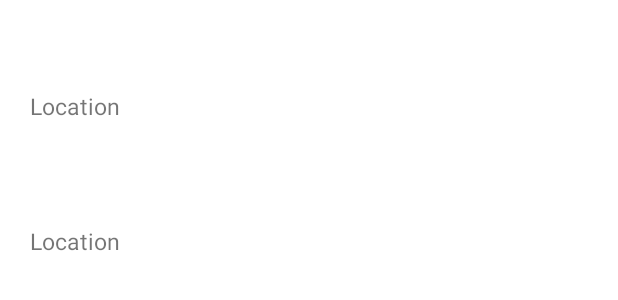
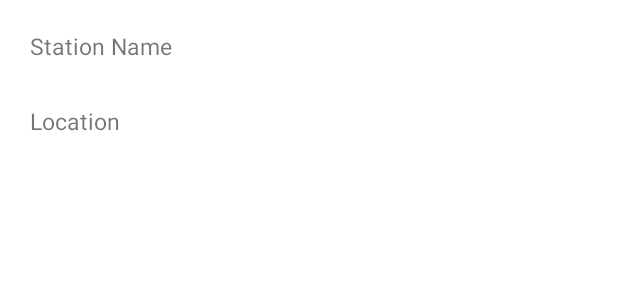
Before and after one commit to Agasthi98/StationAppFrontend, an Android app: the layout shed_list_view.xml on its own in the app's theme, with its tools: preview values and no code run, on a phone screen of 412 x 824 dp. Shown: the top 300 px of the screen. Run offline under Robolectric (Android 15) with nearby library versions, the phone set to English and light mode, and no system bars.

Commit message:
petrol list intent complete

```diff
--- a/app/src/main/AndroidManifest.xml
+++ b/app/src/main/AndroidManifest.xml
@@ -15,6 +15,9 @@
         android:supportsRtl="true"
         android:theme="@style/Theme.FuelApp"
         android:usesCleartextTraffic="true">
+        <activity
+            android:name=".PreHome"
+            android:exported="false" />
         <activity
             android:name=".ShedView"
             android:exported="false" />
--- a/app/src/main/java/com/example/fuelapp/LoginActivity.java
+++ b/app/src/main/java/com/example/fuelapp/LoginActivity.java
@@ -65,7 +65,7 @@ public class LoginActivity extends AppCompatActivity {
                             if(password.equals(pass) && phoneNo.equalsIgnoreCase(phone))
                                 if(role.equalsIgnoreCase("User")){
                                     Toast.makeText(LoginActivity.this, "Login success!", Toast.LENGTH_SHORT).show();
-                                    Intent intent = new Intent(getApplicationContext(), Home.class);
+                                    Intent intent = new Intent(getApplicationContext(), PreHome.class);
                                     startActivity(intent);
                                 }else{
                                     Toast.makeText(LoginActivity.this, "Login success!", Toast.LENGTH_SHORT).show();
--- a/app/src/main/res/layout/shed_list_view.xml
+++ b/app/src/main/res/layout/shed_list_view.xml
@@ -9,20 +9,25 @@
 
     <TextView
         android:id="@+id/txtShedNAme1"
-        android:layout_width="140dp"
+        android:layout_width="match_parent"
         android:layout_height="30dp"
+        android:layout_marginEnd="20dp"
         android:layout_marginLeft="20dp"
-        android:layout_marginTop="60dp"
-        android:text="Location"
+        android:layout_marginTop="20dp"
+        android:layout_marginStart="20dp"
+        android:text="Station Name"
         android:textSize="15sp"></TextView>
 
         <TextView
             android:id="@+id/txtLocationUser"
-            android:layout_width="140dp"
+            android:layout_width="match_parent"
             android:layout_height="30dp"
             android:layout_marginLeft="20dp"
-            android:layout_marginTop="60dp"
+            android:layout_marginTop="20dp"
             android:text="Location"
+            android:layout_marginEnd="20dp"
+            android:layout_marginStart="20dp"
+            android:layout_marginBottom="25dp"
             android:textSize="15sp"></TextView>
 
 
```
Also changed, not shown: app/src/main/java/com/example/fuelapp/Database/ShedAdapter.java (+11 -0 lines), app/src/main/java/com/example/fuelapp/PreHome.java (added, +41 -0 lines), app/src/main/res/layout/activity_pre_home.xml (added, +64 -0 lines).
